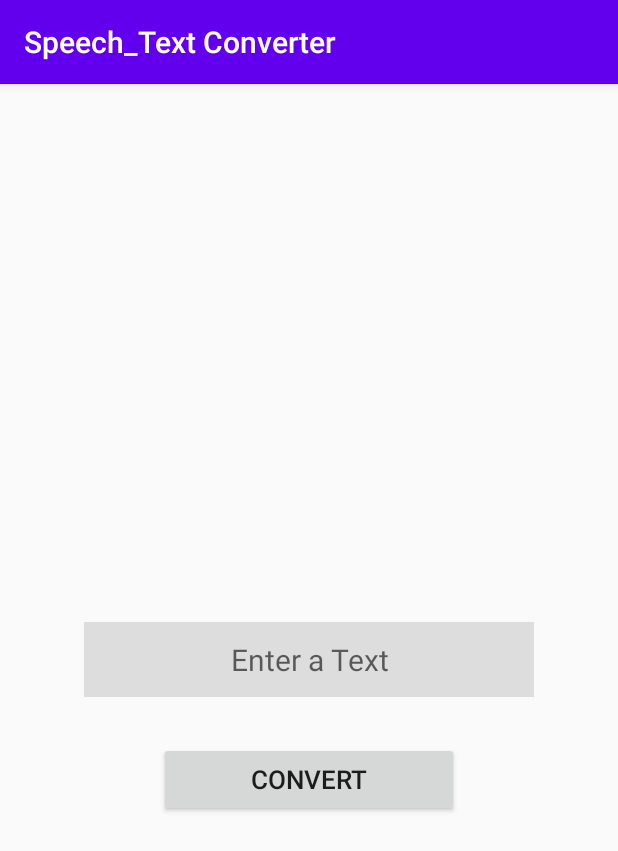
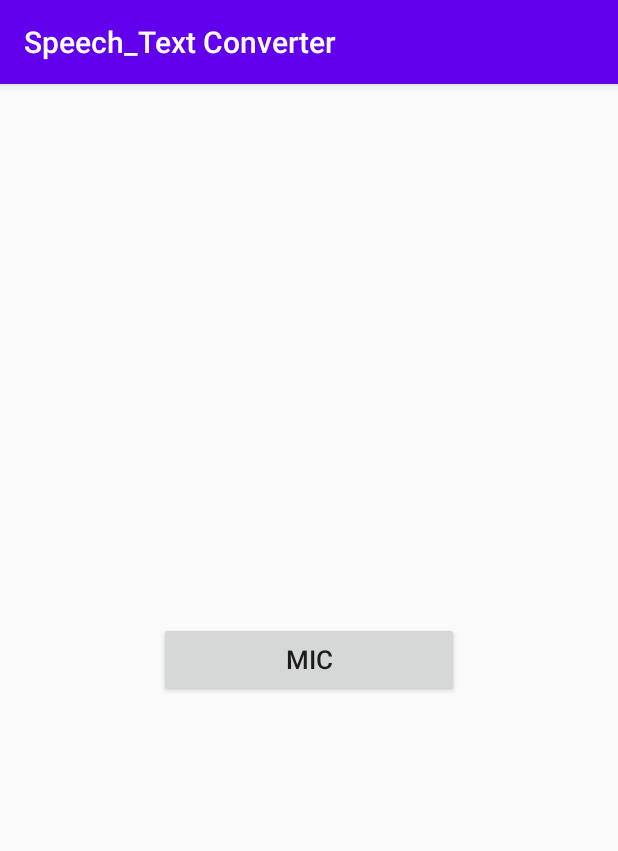
Before and after one commit to kareem983/Speech_Text_Converter, an Android app: the screen it shows after launch (MainActivity before the commit, SpeechToTextActivity after it), on a phone screen of 412 x 824 dp. Shown: the top 851 px of the screen. Run offline under Robolectric (Android 15) with nearby library versions, the phone set to English and light mode, and no system bars.

Commit message:
Speech to Text Added and Rrefactor The other Activity

```diff
--- a/Speech_Text Converter/app/src/main/AndroidManifest.xml
+++ b/Speech_Text Converter/app/src/main/AndroidManifest.xml
@@ -9,12 +9,16 @@
         android:roundIcon="@mipmap/ic_launcher_round"
         android:supportsRtl="true"
         android:theme="@style/AppTheme">
-        <activity android:name=".MainActivity">
+        <activity android:name=".SpeechToTextActivity">
             <intent-filter>
                 <action android:name="android.intent.action.MAIN" />
 
                 <category android:name="android.intent.category.LAUNCHER" />
             </intent-filter>
+
+        </activity>
+        <activity android:name=".TextToSpeechActivity">
+
         </activity>
     </application>
 
--- /dev/null
+++ b/Speech_Text Converter/app/src/main/java/com/example/speech_textconverter/SpeechToTextActivity.kt
@@ -0,0 +1,54 @@
+package com.example.speech_textconverter
+
+import android.content.Intent
+import android.os.Bundle
+import android.speech.RecognizerIntent
+import android.widget.Button
+import android.widget.TextView
+import android.widget.Toast
+import androidx.annotation.Nullable
+import androidx.appcompat.app.AppCompatActivity
+import java.util.*
+
+
+class SpeechToTextActivity : AppCompatActivity() {
+    lateinit var mic_Btn:Button
+    lateinit var textview:TextView
+    val REQUEST_CODE_SPEECH_INPUT:Int = 1
+
+    override fun onCreate(savedInstanceState: Bundle?) {
+        super.onCreate(savedInstanceState)
+        setContentView(R.layout.activity_speech_to_text)
+
+        mic_Btn = findViewById(R.id.Mic_bnt)
+        textview = findViewById(R.id.text_view)
+
+        mic_Btn.setOnClickListener {
+            var intent: Intent = Intent(RecognizerIntent.ACTION_RECOGNIZE_SPEECH)
+            intent.putExtra(
+                RecognizerIntent.EXTRA_LANGUAGE_MODEL,
+                RecognizerIntent.LANGUAGE_MODEL_FREE_FORM
+            )
+            intent.putExtra(RecognizerIntent.EXTRA_LANGUAGE, Locale.getDefault())
+            intent.putExtra(RecognizerIntent.EXTRA_PROMPT, "Speech to Text")
+
+            try {
+                startActivityForResult(intent, REQUEST_CODE_SPEECH_INPUT)
+            } catch (e: Exception) {
+                Toast.makeText(this, " " + e.message, Toast.LENGTH_SHORT).show()
+            }
+        }
+
+    }
+
+    override fun onActivityResult(requestCode: Int, resultCode: Int, @Nullable data: Intent?) {
+        super.onActivityResult(requestCode, resultCode, data)
+        if (requestCode == REQUEST_CODE_SPEECH_INPUT) {
+            if (resultCode == RESULT_OK && data != null) {
+                val result = data.getStringArrayListExtra(RecognizerIntent.EXTRA_RESULTS)
+                textview.setText(Objects.requireNonNull(result)?.get(0))
+            }
+        }
+    }
+
+}
--- a/Speech_Text Converter/app/src/main/java/com/example/speech_textconverter/MainActivity.kt
+++ b/Speech_Text Converter/app/src/main/java/com/example/speech_textconverter/TextToSpeechActivity.kt
@@ -8,7 +8,7 @@ import android.widget.Toast
 import androidx.appcompat.app.AppCompatActivity
 import java.util.*
 
-class MainActivity : AppCompatActivity() {
+class TextToSpeechActivity : AppCompatActivity() {
     lateinit var textToSpeech: TextToSpeech
     lateinit var textInput:EditText
     lateinit var convertBtn:Button
--- a/Speech_Text Converter/app/src/main/res/layout/activity_main.xml
+++ b/Speech_Text Converter/app/src/main/res/layout/activity_main.xml
@@ -5,7 +5,7 @@
     xmlns:tools="http://schemas.android.com/tools"
     android:layout_width="match_parent"
     android:layout_height="match_parent"
-    tools:context=".MainActivity">
+    tools:context=".TextToSpeechActivity">
 
     <EditText
         android:id="@+id/edit_text"
--- /dev/null
+++ b/Speech_Text Converter/app/src/main/res/layout/activity_speech_to_text.xml
@@ -0,0 +1,34 @@
+<?xml version="1.0" encoding="utf-8"?>
+<RelativeLayout
+    xmlns:android="http://schemas.android.com/apk/res/android"
+    xmlns:app="http://schemas.android.com/apk/res-auto"
+    xmlns:tools="http://schemas.android.com/tools"
+    android:layout_width="match_parent"
+    android:layout_height="match_parent"
+    tools:context=".SpeechToTextActivity">
+
+    <Button
+        android:id="@+id/Mic_bnt"
+        android:layout_width="200dp"
+        android:layout_height="50dp"
+        android:layout_centerInParent="true"
+        android:layout_marginTop="30dp"
+        android:text="Mic"
+        android:textSize="17dp" />
+
+
+    <TextView
+        android:id="@+id/text_view"
+        android:layout_width="match_parent"
+        android:layout_height="50dp"
+        android:text=""
+        android:textSize="20dp"
+        android:textColor="#000"
+        android:gravity="center"
+        android:layout_below="@id/Mic_bnt"
+        android:layout_marginTop="30dp"
+        />
+
+
+
+</RelativeLayout>
```
